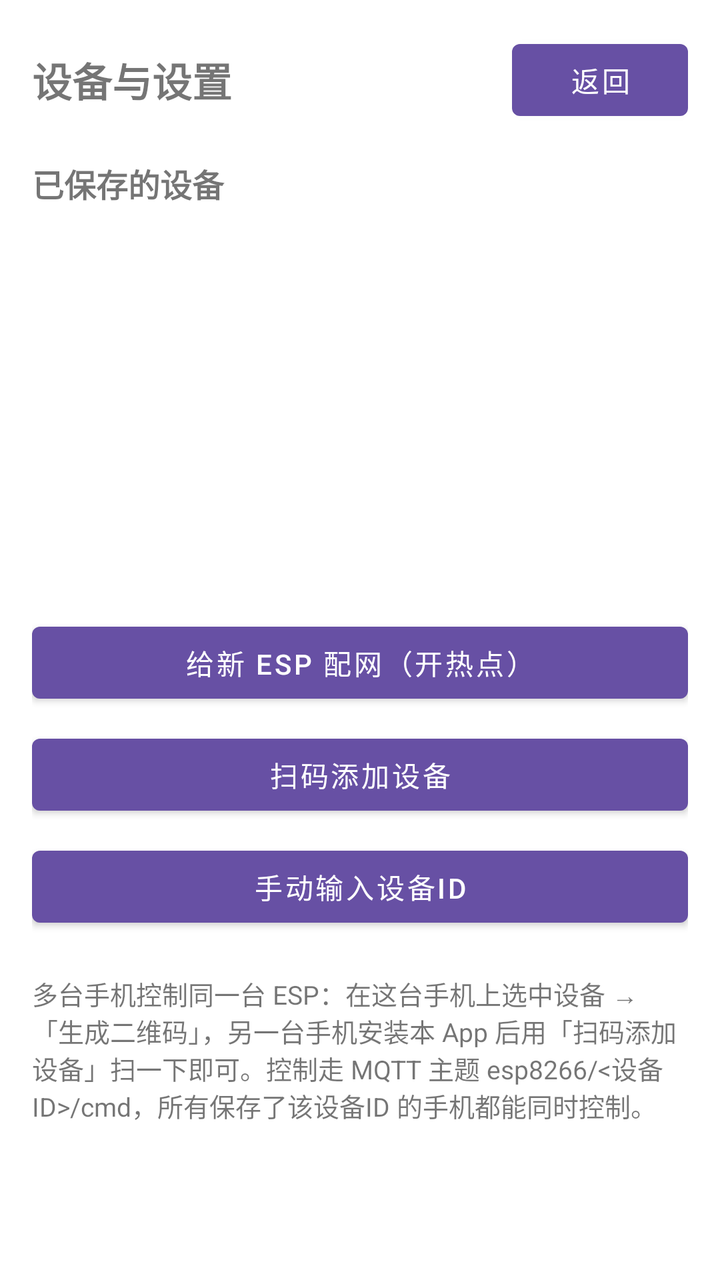
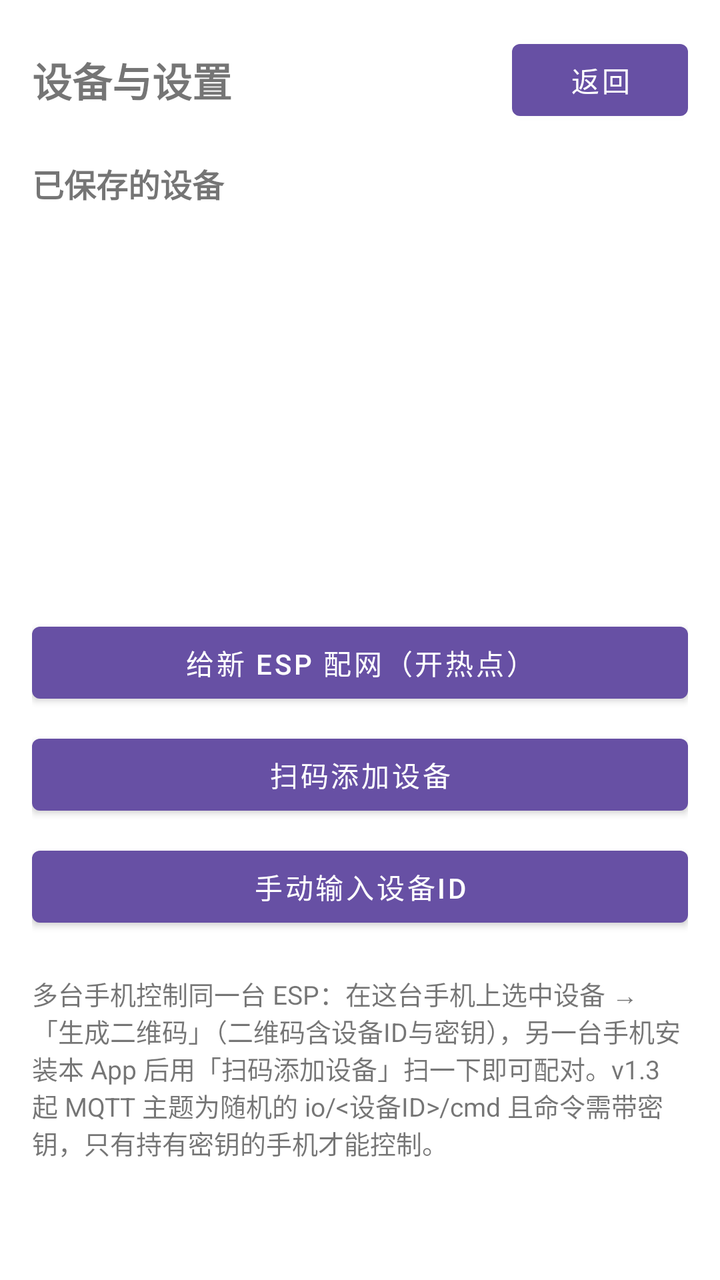

Screens rendered from an Android XML layout before and after an edit, with the pre-edit source and the edit as a unified diff.
<!-- AndroidManifest.xml: application theme AppTheme -->
<!-- res/layout/activity_settings.xml -->
<?xml version="1.0" encoding="utf-8"?>
<ScrollView xmlns:android="http://schemas.android.com/apk/res/android"
    android:layout_width="match_parent"
    android:layout_height="match_parent">

    <LinearLayout
        android:layout_width="match_parent"
        android:layout_height="wrap_content"
        android:orientation="vertical"
        android:padding="16dp">

        <LinearLayout
            android:layout_width="match_parent"
            android:layout_height="wrap_content"
            android:gravity="center_vertical"
            android:orientation="horizontal">

            <TextView
                android:layout_width="0dp"
                android:layout_height="wrap_content"
                android:layout_weight="1"
                android:text="@string/title_settings"
                android:textSize="20sp"
                android:textStyle="bold" />

            <Button
                android:id="@+id/btnBack"
                android:layout_width="wrap_content"
                android:layout_height="wrap_content"
                android:text="返回" />
        </LinearLayout>

        <TextView
            android:layout_width="match_parent"
            android:layout_height="wrap_content"
            android:layout_marginTop="16dp"
            android:text="@string/device_list"
            android:textSize="16sp"
            android:textStyle="bold" />

        <ListView
            android:id="@+id/lvDevices"
            android:layout_width="match_parent"
            android:layout_height="180dp"
            android:layout_marginTop="8dp" />

        <Button
            android:id="@+id/btnProvision"
            android:layout_width="match_parent"
            android:layout_height="wrap_content"
            android:layout_marginTop="16dp"
            android:text="@string/add_by_provision" />

        <Button
            android:id="@+id/btnScan"
            android:layout_width="match_parent"
            android:layout_height="wrap_content"
            android:layout_marginTop="8dp"
            android:text="@string/add_by_scan" />

        <Button
            android:id="@+id/btnManual"
            android:layout_width="match_parent"
            android:layout_height="wrap_content"
            android:layout_marginTop="8dp"
            android:text="@string/add_by_input" />

        <TextView
            android:layout_width="match_parent"
            android:layout_height="wrap_content"
            android:layout_marginTop="20dp"
            android:text="多台手机控制同一台 ESP：在这台手机上选中设备 →「生成二维码」，另一台手机安装本 App 后用「扫码添加设备」扫一下即可。控制走 MQTT 主题 esp8266/&lt;设备ID&gt;/cmd，所有保存了该设备ID 的手机都能同时控制。"
            android:textSize="13sp" />
    </LinearLayout>
</ScrollView>
<!-- resources referenced by this layout -->
<resources>
  <string name="add_by_input">手动输入设备ID</string>
  <string name="add_by_provision">给新 ESP 配网（开热点）</string>
  <string name="add_by_scan">扫码添加设备</string>
  <string name="device_list">已保存的设备</string>
  <string name="title_settings">设备与设置</string>
  <style name="AppTheme" parent="Theme.MaterialComponents.DayNight.NoActionBar">
          <item name="colorPrimary">@color/purple_500</item>
          <item name="colorPrimaryDark">@color/purple_700</item>
          <item name="colorAccent">@color/teal_200</item>
      </style>
  <color name="purple_500">#6750A4</color>
  <color name="purple_700">#21005D</color>
  <color name="teal_200">#FF03DAC5</color>
</resources>

<!-- the commit's change to res/layout/activity_settings.xml (unified diff, before → after) -->
@@ -69,7 +69,7 @@
             android:layout_width="match_parent"
             android:layout_height="wrap_content"
             android:layout_marginTop="20dp"
-            android:text="多台手机控制同一台 ESP：在这台手机上选中设备 →「生成二维码」，另一台手机安装本 App 后用「扫码添加设备」扫一下即可。控制走 MQTT 主题 esp8266/&lt;设备ID&gt;/cmd，所有保存了该设备ID 的手机都能同时控制。"
+            android:text="多台手机控制同一台 ESP：在这台手机上选中设备 →「生成二维码」（二维码含设备ID与密钥），另一台手机安装本 App 后用「扫码添加设备」扫一下即可配对。v1.3 起 MQTT 主题为随机的 io/&lt;设备ID&gt;/cmd 且命令需带密钥，只有持有密钥的手机才能控制。"
             android:textSize="13sp" />
     </LinearLayout>
 </ScrollView>
